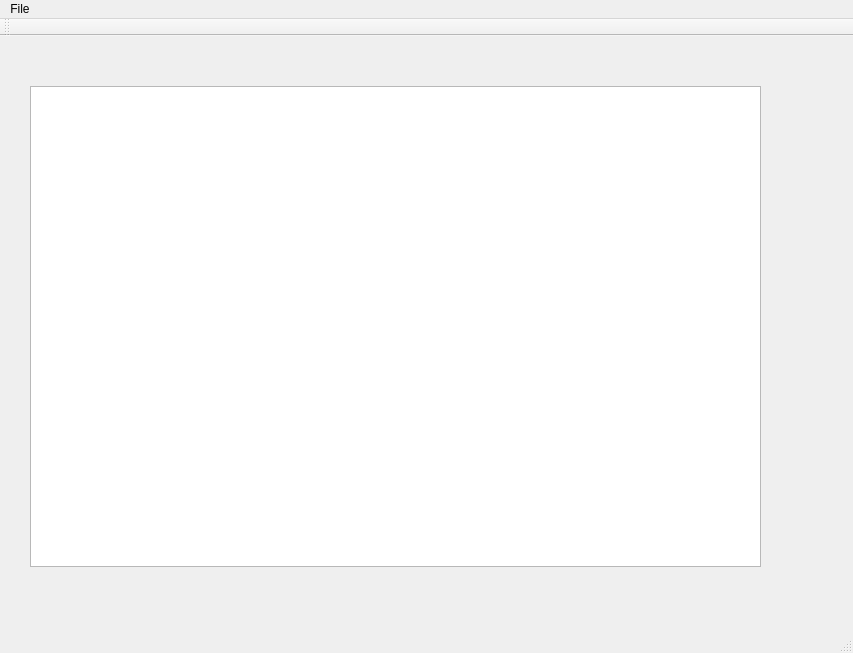
This is MIPS_Assembler/MIPS_Assembler.ui in HaoPatrick/MIPSAssembler as Qt 5 draws it before an edit. The edited form follows.
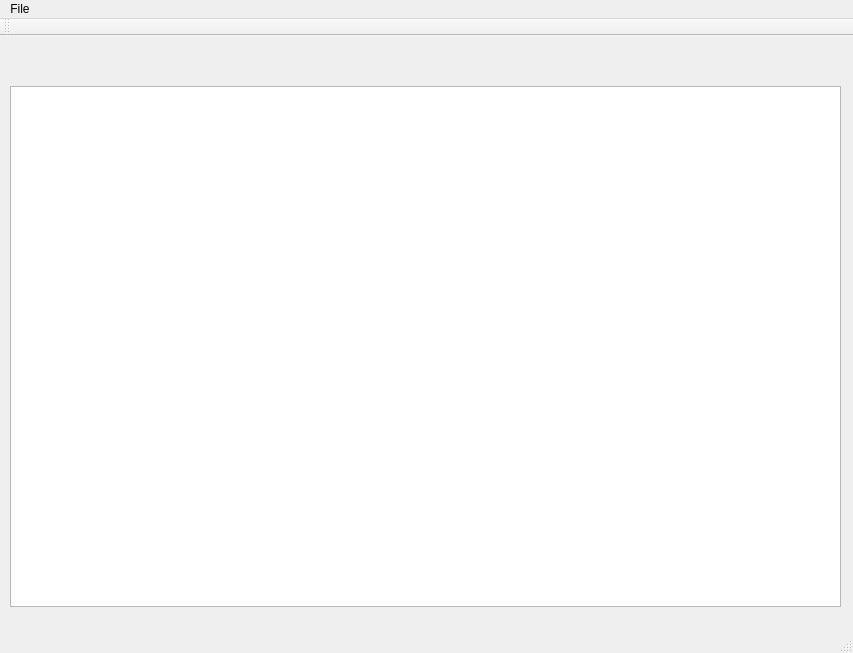
This is the edited form.

Commit message: change windows style if edited

```diff
--- a/MIPS_Assembler/MIPS_Assembler.ui
+++ b/MIPS_Assembler/MIPS_Assembler.ui
@@ -17,7 +17,7 @@
    <widget class="QLabel" name="fileLabel">
     <property name="geometry">
      <rect>
-      <x>40</x>
+      <x>10</x>
       <y>10</y>
       <width>501</width>
       <height>31</height>
@@ -30,10 +30,10 @@
    <widget class="QTextEdit" name="textEdit">
     <property name="geometry">
      <rect>
-      <x>30</x>
+      <x>10</x>
       <y>50</y>
-      <width>731</width>
-      <height>481</height>
+      <width>831</width>
+      <height>521</height>
      </rect>
     </property>
    </widget>
```
Left out of the diff: 2 changed lines with no effect on the pictures. The commit also changes 2 other files.
